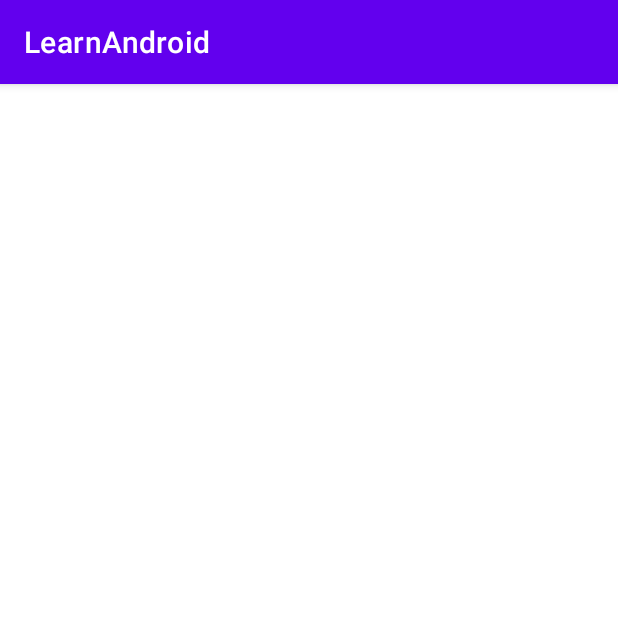
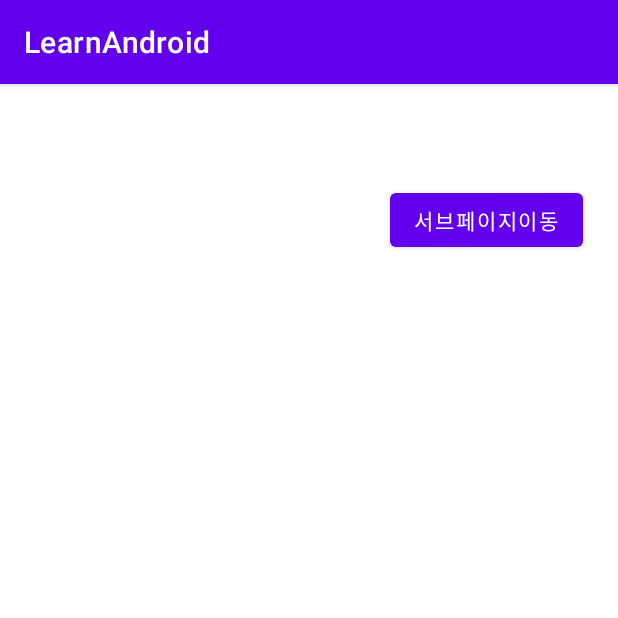
Before and after one commit to m6ydz642/LearnAndroid, an Android app: the screen it shows after launch (MainActivity), on a phone screen of 412 x 824 dp, the top half of it. Run offline under Robolectric (Android 15) with nearby library versions, the phone set to English and light mode, and no system bars.

Commit message:
서브 엑티비티 실행 버튼 생성 후 이동

```diff
--- a/app/build.gradle
+++ b/app/build.gradle
@@ -7,7 +7,7 @@ android {
 
     defaultConfig {
         applicationId "com.example.learnandroid"
-        minSdk 28
+        minSdk 27
         targetSdk 31
         versionCode 1
         versionName "1.0"
--- a/app/src/main/AndroidManifest.xml
+++ b/app/src/main/AndroidManifest.xml
@@ -18,6 +18,9 @@
                 <category android:name="android.intent.category.LAUNCHER" />
             </intent-filter>
         </activity>
+
+        <activity android:name=".SubActivity" />
+
     </application>
 
 </manifest>
--- a/app/src/main/java/com/example/learnandroid/MainActivity.java
+++ b/app/src/main/java/com/example/learnandroid/MainActivity.java
@@ -17,6 +17,14 @@ public class MainActivity extends AppCompatActivity {
         setContentView(R.layout.activity_main);
 
 
+        Button subpagebutton = (Button)findViewById(R.id.subactivitybutton);
+        subpagebutton.setOnClickListener(new View.OnClickListener() {
+            @Override
+            public void onClick(View view) {
+                Intent intent = new Intent(getApplicationContext(), SubActivity.class);
+                startActivity(intent);
+            }
+        });
 
     }
 }
--- a/app/src/main/java/com/example/learnandroid/SubActivity.java
+++ b/app/src/main/java/com/example/learnandroid/SubActivity.java
@@ -14,7 +14,7 @@ public class SubActivity extends AppCompatActivity {
     protected void onCreate(Bundle savedInstanceState) {
 
         super.onCreate(savedInstanceState);
-        setContentView(R.layout.activity_main);
+        setContentView(R.layout.activity_sub);
 
         Button webbutton = (Button) findViewById(R.id.webbutton);
         Button dialbutton = (Button) findViewById(R.id.dialbutton);
--- a/app/src/main/res/layout/activity_main.xml
+++ b/app/src/main/res/layout/activity_main.xml
@@ -7,4 +7,20 @@
     tools:context=".MainActivity">
 
 
+    <Button
+        android:id="@+id/subactivitybutton"
+        android:layout_width="wrap_content"
+        android:layout_height="wrap_content"
+        android:layout_marginStart="280dp"
+        android:layout_marginTop="48dp"
+        android:layout_marginEnd="43dp"
+        android:layout_marginBottom="635dp"
+        app:layout_constraintBottom_toBottomOf="parent"
+        app:layout_constraintEnd_toEndOf="parent"
+        app:layout_constraintStart_toStartOf="parent"
+        app:layout_constraintTop_toTopOf="parent"
+        android:text="@string/subbuttonname"
+        tools:layout_editor_absoluteX="236dp"
+        tools:layout_editor_absoluteY="16dp" />
+
 </androidx.constraintlayout.widget.ConstraintLayout>
--- a/app/src/main/res/values/strings.xml
+++ b/app/src/main/res/values/strings.xml
@@ -1,3 +1,4 @@
 <resources>
     <string name="app_name">LearnAndroid</string>
+    <string name="subbuttonname">서브페이지이동</string>
 </resources>
```
